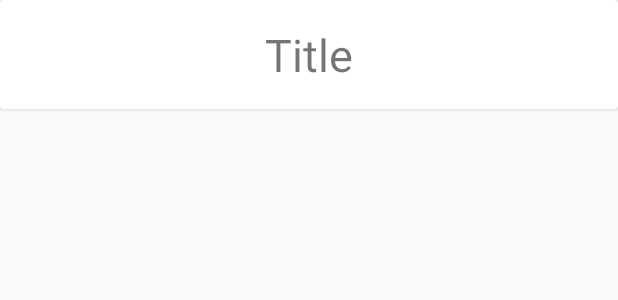
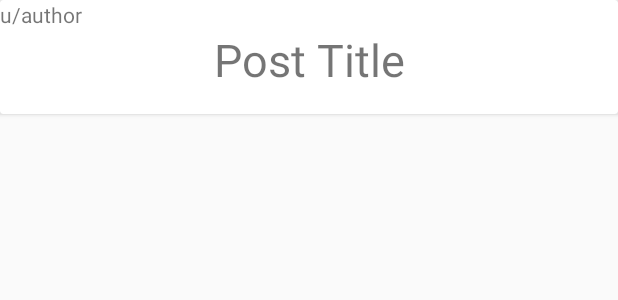
Before and after one commit to Takari17/Reddit-Post-Notifier, an Android app: the layout new_reddit_post_layout.xml on its own in the app's theme, with its tools: preview values and no code run, on a phone screen of 412 x 824 dp. Shown: the top 300 px of the screen. Run offline under Robolectric (Android 15) with nearby library versions, the phone set to English and light mode, and no system bars.

Commit message:
Add more info to the post notification and recycler view
*Added the author of the post to the recycler view and notification.

*Formatted the recycler view text to look a bit more nice.

*The new post notification shows the post author for the title
and the post title for the description.

```diff
--- a/app/src/main/java/com/example/androiddevhelper/data/remote/reddit/RedditResponse.kt
+++ b/app/src/main/java/com/example/androiddevhelper/data/remote/reddit/RedditResponse.kt
@@ -19,5 +19,5 @@ data class Data(
 data class NewRedditPost(
     @Expose
     val `data`: PostData){
-    constructor(): this(PostData(0, "", "", "", ""))
+    constructor(): this(PostData(0, "", "", ""))
 }
--- a/app/src/main/java/com/example/androiddevhelper/data/service/MainService.kt
+++ b/app/src/main/java/com/example/androiddevhelper/data/service/MainService.kt
@@ -113,8 +113,8 @@ class MainService : Service() {
 
             notify(
                 notificationId, repository.getNewPostNotification(
+                    "u/${newPost.author} Posted:",
                     newPost.title,
-                    newPost.description,
                     createNewPostPendingIntent(newPost.api)
                 )
             )
--- a/app/src/main/java/com/example/androiddevhelper/ui/viewmodel/MainViewModel.kt
+++ b/app/src/main/java/com/example/androiddevhelper/ui/viewmodel/MainViewModel.kt
@@ -22,7 +22,7 @@ class MainViewModel @Inject constructor(private val repository: Repository) : Vi
         compositeDisposable += repository.observeAllPostData()
             .subscribeBy(
                 onNext = { postDataList -> newPostDataList.postValue(postDataList) },
-                onError = { Log.d("zwi", "Error observing all post data from local db") }
+                onError = { Log.d("zwi", "Error observing all post data from local db: $it") }
             )
     }
 
--- a/app/src/main/res/layout/new_reddit_post_layout.xml
+++ b/app/src/main/res/layout/new_reddit_post_layout.xml
@@ -16,16 +16,23 @@
     <TextView
             android:layout_width="wrap_content"
             android:layout_height="wrap_content"
-            android:id="@+id/titleTextView" app:layout_constraintStart_toStartOf="parent"
-            android:layout_marginLeft="16dp"
-            android:layout_marginStart="16dp" app:layout_constraintEnd_toEndOf="parent"
-            android:layout_marginEnd="16dp"
-            android:layout_marginRight="16dp" app:layout_constraintTop_toTopOf="parent"
-            android:layout_marginTop="16dp"
+            android:id="@+id/titleTextView"
+            android:gravity="center"
+            app:layout_constraintEnd_toEndOf="parent"
+            android:layout_marginEnd="24dp"
+            android:layout_marginRight="24dp"
             android:textSize="30sp" android:layout_marginBottom="16dp"
-            app:layout_constraintBottom_toBottomOf="parent" tools:text="Title"/>
+            app:layout_constraintBottom_toBottomOf="parent" tools:text="Post Title"
+            app:layout_constraintTop_toBottomOf="@+id/authorTextView" app:layout_constraintStart_toStartOf="parent"
+            android:layout_marginLeft="24dp" android:layout_marginStart="24dp"/>
+    <TextView
+            android:layout_width="wrap_content"
+            android:layout_height="wrap_content" app:layout_constraintTop_toTopOf="parent"
+            android:id="@+id/authorTextView"
+            app:layout_constraintStart_toStartOf="parent"
+            tools:text="u/author"/>
 
-    </androidx.constraintlayout.widget.ConstraintLayout>
+</androidx.constraintlayout.widget.ConstraintLayout>
 
 
 </androidx.cardview.widget.CardView>
```
Also changed, not shown: app/src/main/java/com/example/androiddevhelper/data/local/PostData.kt (+2 -5 lines), app/src/main/java/com/example/androiddevhelper/ui/adapters/MyAdapter.kt (+10 -1 lines).
